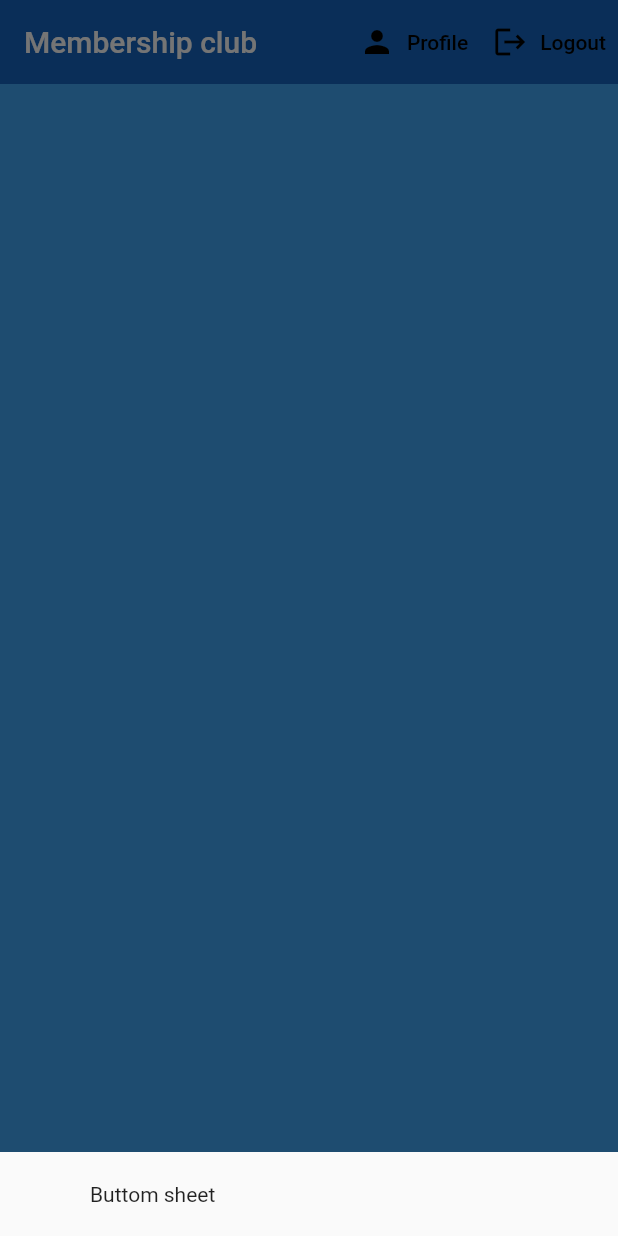
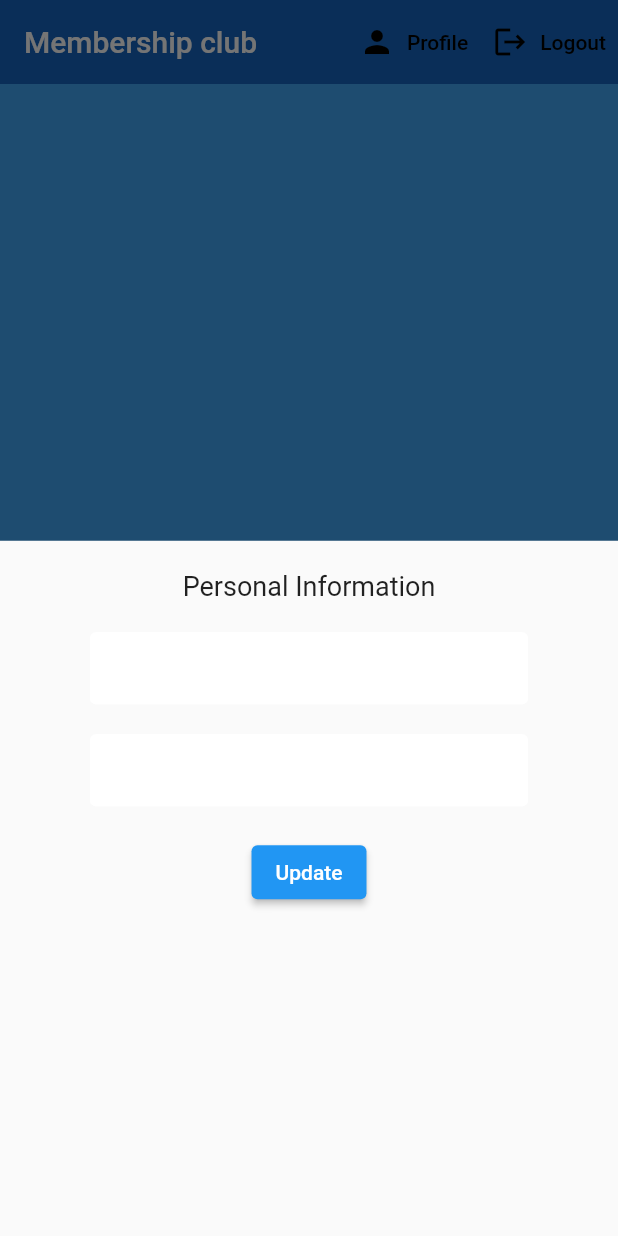
Before and after one commit to sagivt1/membership_project, a Flutter app: the screen it shows once a user with an empty profile is signed in, after a tap on "Profile", on a phone screen of 412 x 824 dp. Run offline on Flutter 3.47's test engine with Material 2 defaults, Android fonts, the phone set to English and light mode, and no system bars; our stand-ins replace cloud_firestore, firebase_auth, firebase_core, flutter_spinkit; missing offline and left inert: cloud_firestore_web, firebase_auth_web, firebase_core_web; accounts and stored records are empty.

```diff
--- a/lib/Pages/home/home.dart
+++ b/lib/Pages/home/home.dart
@@ -1,4 +1,5 @@
 import 'package:flutter/material.dart';
+import 'package:membership_project/Pages/home/settings_form.dart';
 import 'package:membership_project/Services/auth.dart';
 import 'package:flutter/cupertino.dart';
 import 'package:membership_project/Services/database.dart';
@@ -15,13 +16,13 @@ class Home extends StatelessWidget {
   @override
   Widget build(BuildContext context) {
 
-    DatabaseService(uid: _auth.getUsetId()).info;
+    DatabaseService(uid: _auth.getUsetId()).userInfoFromDocument();
 
     void _showInfoPanel(){
       showModalBottomSheet(context: context, builder: (context){
         return Container(
           padding: EdgeInsets.symmetric(vertical: 20.0, horizontal: 60.0),
-          child: Text('Buttom sheet'),
+          child: SettingForm(),
         );
       });
     }
@@ -30,6 +31,10 @@ class Home extends StatelessWidget {
       value: DatabaseService(uid: _auth.getUsetId()).member2,
       initialData: null,
       child: Scaffold(
+        floatingActionButton: FloatingActionButton(
+          child: Icon(Icons.add),
+          onPressed: () {},
+        ),
         backgroundColor: Colors.blue[400],
         appBar: AppBar(
           title: Text('Membership club'),
--- a/lib/Pages/home/member_list.dart
+++ b/lib/Pages/home/member_list.dart
@@ -14,18 +14,15 @@ class _MemberListState extends State<MemberList> {
   @override
   Widget build(BuildContext context) {
 
-    final points = Provider.of<List<Point>>(context);
-    print(points);
-    points.removeWhere((element) => element == null);
+    final points = Provider.of<List<Point>>(context) ?? [];
 
+    try {
+      points.removeWhere((element) => element == null);
+    }
+    catch(e){
 
-    // points.forEach((point) {
-    //   if(point != null) {
-    //     print(point.store);
-    //     print(point.point);
-    //     print(point.id);
-    //   }
-    // });
+    }
+
 
     return ListView.builder(
       itemCount: points.length,
--- /dev/null
+++ b/lib/Pages/home/settings_form.dart
@@ -0,0 +1,95 @@
+import 'package:flutter/material.dart';
+import 'package:membership_project/Shred/constants.dart';
+import 'package:membership_project/Shred/lodaing.dart';
+import 'package:membership_project/models/MemberInfo.dart';
+import 'package:firebase_auth/firebase_auth.dart';
+import 'package:membership_project/Services/auth.dart';
+import 'package:membership_project/Services/database.dart';
+import 'package:provider/provider.dart';
+import 'package:membership_project/models/member.dart';
+
+
+class SettingForm extends StatefulWidget {
+
+
+  @override
+  _SettingFormState createState() => _SettingFormState();
+}
+
+class _SettingFormState extends State<SettingForm> {
+
+
+  final _formKey = GlobalKey<FormState>();
+  final List<String> sugars = ['0','1','2','3','4'];
+
+  final AuthService _auth = AuthService();
+
+  String _currentFirstName;
+  String _currentLastName;
+
+
+
+  @override
+  Widget build(BuildContext context) {
+
+    final Member user = Provider.of<Member>(context);
+
+    return StreamBuilder<MemberInfo>(
+      stream: DatabaseService(uid: user.userId).userData,
+      builder: (context, snapshot) {
+        if(snapshot.hasData){
+          MemberInfo memberInfo = snapshot.data;
+          return Form(
+            key: _formKey,
+            child: Column(
+              children: <Widget>[
+                Text('Personal Information',
+                  style: TextStyle(fontSize: 18.0),),
+                SizedBox(height: 20.0),
+                TextFormField(
+                    decoration: textInputDecoration,
+                    initialValue: memberInfo.firstName,
+                    validator: (val) => val.isEmpty ? 'Enter First Name' : null ,
+                    onChanged: (val) {
+                      setState(() {
+                        _currentFirstName = val;
+                      });
+                    }
+                ),
+                SizedBox(height: 20.0,),
+                TextFormField(
+                    decoration: textInputDecoration,
+                    initialValue: memberInfo.lastName,
+                    validator: (val) => val.isEmpty ? 'Enter Last Name' : null ,
+                    onChanged: (val) {
+                      setState(() {
+                        _currentLastName = val;
+                      });
+                    }
+                ),
+                SizedBox(height: 20.0,),
+                ElevatedButton(
+                  onPressed: () async {
+                    if(_formKey.currentState.validate()){
+                      await DatabaseService(uid: user.userId).updateUserInfoData(
+                          _currentFirstName ?? memberInfo.firstName,
+                          _currentLastName ?? memberInfo.lastName
+                      );
+                      Navigator.pop(context);
+                    }
+                  },
+                  child: Text('Update',
+                    style: TextStyle(color: Colors.white),
+                  ),
+                )
+              ],
+            ),
+          );
+        }
+        else{
+          return Loading();
+        }
+      }
+    );
+  }
+}
--- a/lib/Services/database.dart
+++ b/lib/Services/database.dart
@@ -1,6 +1,6 @@
 import 'package:cloud_firestore/cloud_firestore.dart';
 import 'package:membership_project/models/point.dart';
-import 'package:membership_project/models/user_info.dart';
+import 'package:membership_project/models/MemberInfo.dart';
 
 class DatabaseService{
 
@@ -50,29 +50,25 @@ class DatabaseService{
         );
       }
     }).toList();
-
-
   }
 
-  UserInfo _userInfoFromDocument(QuerySnapshot snapshot) {
-    UserInfo userInfo;
-    snapshot.docs.map((doc) {
-      if(doc.id == uid){
-        userInfo = UserInfo(
-          firstName: doc.data()['first_name'],
-          lastName: doc.data()['last_name'],
-        );
-      }
-    });
+  Future<MemberInfo> userInfoFromDocument() async {
 
-    print(userInfo);
-    return userInfo;
+    var val = await infoCollection.doc(uid).get();
+    MemberInfo memberInfo = MemberInfo(firstName: val.data()['first_name'],lastName: val.data()['last_name']);
 
+    return memberInfo;
   }
 
-  Stream<UserInfo> get info {
-    return infoCollection.snapshots()
-        .map(_userInfoFromDocument);
+  Stream<MemberInfo> get userData{
+    return infoCollection.doc(uid).snapshots().map(_userDataFromSnapshot);
+  }
+
+  MemberInfo _userDataFromSnapshot(DocumentSnapshot snapshot){
+    return MemberInfo(
+      firstName: snapshot.data()['first_name'],
+      lastName: snapshot.data()['last_name']
+    );
   }
 
 
--- /dev/null
+++ b/lib/Shred/constants.dart
@@ -0,0 +1,13 @@
+import 'package:flutter/material.dart';
+
+const textInputDecoration = InputDecoration(
+  fillColor: Colors.white,
+  filled: true,
+  contentPadding: EdgeInsets.all(12.0),
+  enabledBorder: OutlineInputBorder(
+    borderSide: BorderSide(color: Colors.white, width: 2.0),
+  ),
+  focusedBorder: OutlineInputBorder(
+    borderSide: BorderSide(color: Colors.pink, width: 2.0),
+  ),
+);
--- /dev/null
+++ b/lib/models/MemberInfo.dart
@@ -0,0 +1,9 @@
+class MemberInfo{
+
+  final String firstName;
+  final String lastName;
+
+  MemberInfo( {this.firstName , this.lastName} );
+
+
+}
--- a/lib/models/user_info.dart
+++ /dev/null
@@ -1,9 +0,0 @@
-class UserInfo{
-
-  final String firstName;
-  final String lastName;
-
-  UserInfo( {this.firstName , this.lastName} );
-
-
-}
```
Also changed, not shown: 1 other file.
